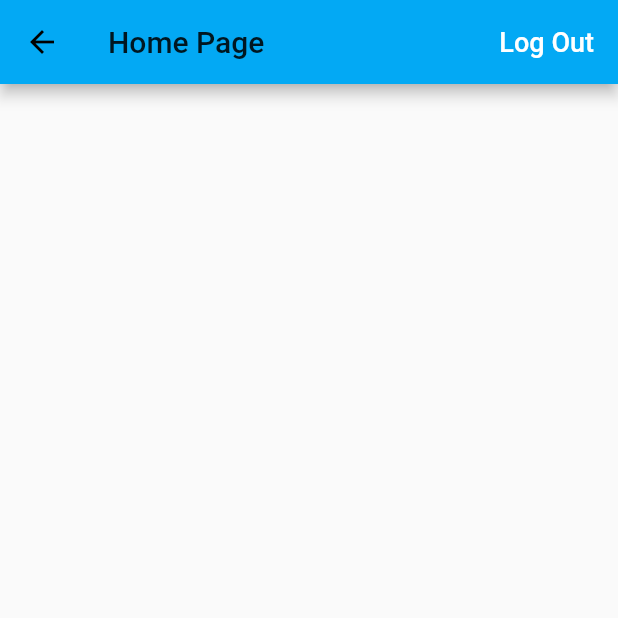
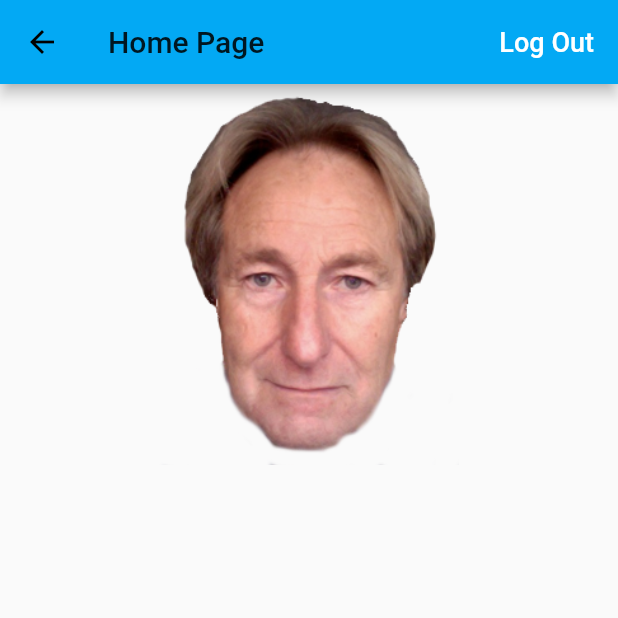
Before and after one commit to zachisit/Leo_Flutter_Mobile_App, a Flutter app: the HomePageAction screen opened directly with empty values, on a phone screen of 412 x 824 dp, the top half of it. Run offline on Flutter 3.47's test engine with Material 2 defaults, Android fonts, the phone set to English and light mode, and no system bars; our stand-ins replace assets_audio_player, firebase_auth; accounts and stored records are empty.

Commit message:
now showing homepage test as homepage

```diff
--- a/lib/Sounds.dart
+++ b/lib/Sounds.dart
@@ -8,13 +8,13 @@ class Sounds {
 
   static List<String> returnAvailableSoundPaths() {
     return [
-      //'assets/sounds/911.mp3',
+      'assets/sounds/911.mp3',
       'assets/sounds/alive.mp3',
       'assets/sounds/boobs.mp3',
       'assets/sounds/buggers.mp3',
       'assets/sounds/rat-turds.mp3',
       'assets/sounds/beelzibub.mp3',
-      'assets/sounds/test.mp3',
+      //'assets/sounds/test.mp3',
       'assets/sounds/sharted.mp3',
       'assets/sounds/fleegles.mp3',
       'assets/sounds/exit-left.mp3',
--- a/lib/app/sign_in/home_page_test.dart
+++ b/lib/app/sign_in/home_page_test.dart
@@ -29,6 +29,7 @@ class _HomePageActionState extends State<HomePageAction> with SingleTickerProvid
 
   @override
   void initState() {
+    print('init TEST');
     _controller = AnimationController(
       duration: const Duration(milliseconds: 5000),
       vsync: this,
@@ -111,7 +112,59 @@ class _HomePageActionState extends State<HomePageAction> with SingleTickerProvid
           )
         ],
       ),
+      body: Center(
+        child: GestureDetector(
+          onTap: () {
+            final assetsAudioPlayer = AssetsAudioPlayer();
+            assetsAudioPlayer.open(Audio(Sounds.returnRandomSoundPath()),
+                autoStart: true);
 
+            activeSoundStatus(true);
+            //assetsAudioPlayer.
+
+            assetsAudioPlayer.playlistFinished.listen((finished) {
+              if (finished) {
+                return activeSoundStatus(false);
+              }
+            });
+            print('------ here -----');
+            assetsAudioPlayer.current.listen((current) {
+              _duration = current.audio.duration.inSeconds;
+              print('----- he ----');
+              print(_duration);
+            });
+          },
+          child: Center(
+              child: Column(
+                children: <Widget>[
+                  RotationTransition(turns: Tween(begin: 0.0,end: 1.0).animate(_controller),
+                    child: Image.asset(
+                      _img,
+                      width: 200,
+                      fit: BoxFit.cover,
+                    ),
+                  ),
+                ],
+              )
+
+            // child: AnimatedContainer(
+            //   //width: _active ? 200.0 : 100.0,
+            //   width: 200,
+            //   //height: _active ? 100.0 : 200.0,
+            //   //color: _active ? Colors.red : Colors.blue, //@TODO set background color of parent
+            //   alignment:
+            //       _active ? Alignment.center : AlignmentDirectional.topCenter,
+            //   duration: Duration(seconds: 2), //@TODO determine length of audio file
+            //   //  curve: Curves.fastOutSlowIn,
+            //   child: Image.asset(
+            //     _img,
+            //     width: 200,
+            //     fit: BoxFit.cover,
+            //   ),
+            // ),
+          ),
+        )
+      )
     );
     return GestureDetector(
       onTap: () {
```
